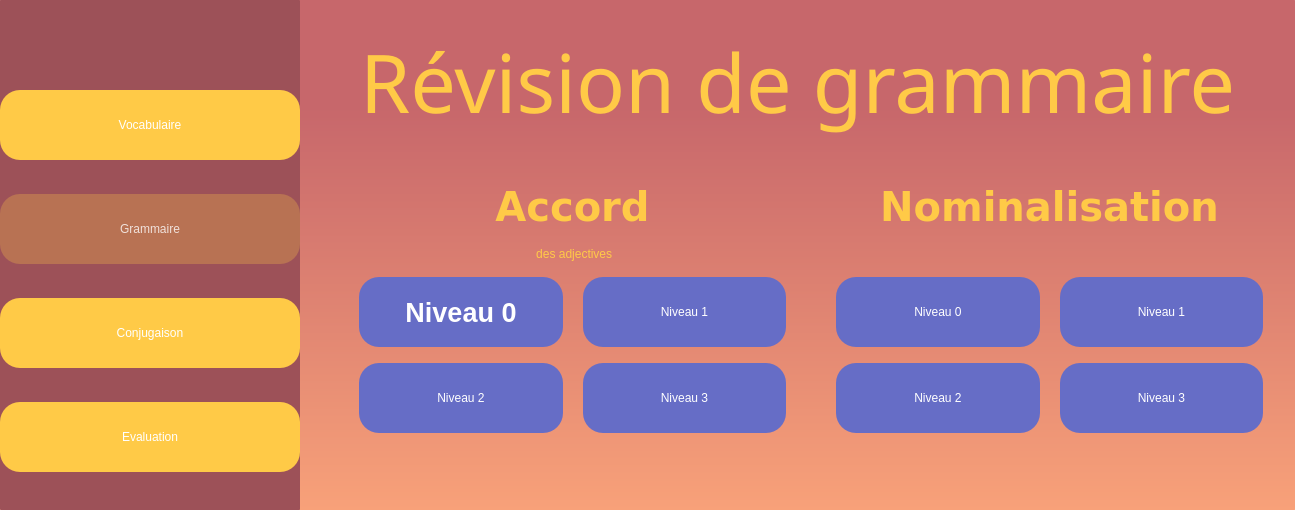
First picture: the form in Screens/Grammaire/grammaire_menuPage.ui, repository naderite/french-learn-app, before the edit.
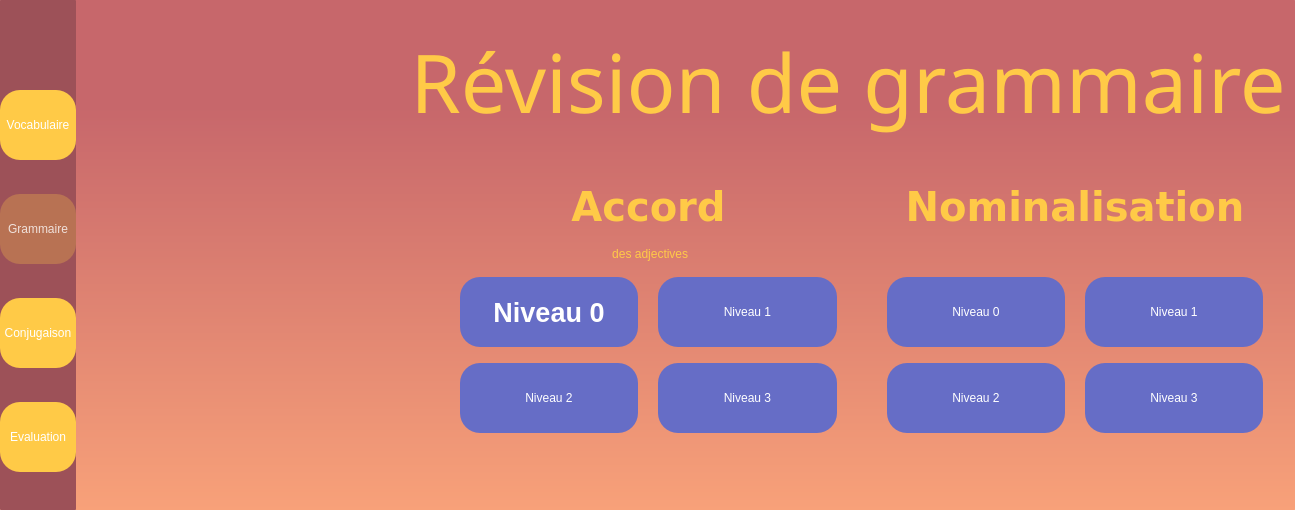
Second picture: the form after the edit.

```diff
--- a/Screens/Grammaire/grammaire_menuPage.ui
+++ b/Screens/Grammaire/grammaire_menuPage.ui
@@ -206,63 +206,7 @@
        <property name="topMargin">
         <number>26</number>
        </property>
-       <item row="0" column="0">
-        <widget class="QFrame" name="title_frame">
-         <property name="maximumSize">
-          <size>
-           <width>16777215</width>
-           <height>200</height>
-          </size>
-         </property>
-         <property name="styleSheet">
-          <string notr="true">background-color: rgba(255, 255, 255,0);</string>
-         </property>
-         <property name="frameShape">
-          <enum>QFrame::StyledPanel</enum>
-         </property>
-         <property name="frameShadow">
-          <enum>QFrame::Raised</enum>
-         </property>
-         <layout class="QGridLayout" name="gridLayout_2">
-          <property name="leftMargin">
-           <number>0</number>
-          </property>
-          <property name="topMargin">
-           <number>0</number>
-          </property>
-          <property name="rightMargin">
-           <number>0</number>
-          </property>
-          <property name="bottomMargin">
-           <number>0</number>
-          </property>
-          <property name="spacing">
-           <number>0</number>
-          </property>
-          <item row="0" column="0">
-           <widget class="QLabel" name="label">
-            <property name="font">
-             <font>
-              <family>Sitka Heading Semibold</family>
-              <pointsize>61</pointsize>
-             </font>
-            </property>
-            <property name="styleSheet">
-             <string notr="true">color:rgb(255, 202, 71);
-background-color: rgba(255, 255, 255,0);</string>
-            </property>
-            <property name="text">
-             <string>Révision de grammaire</string>
-            </property>
-            <property name="alignment">
-             <set>Qt::AlignCenter</set>
-            </property>
-           </widget>
-          </item>
-         </layout>
-        </widget>
-       </item>
-       <item row="1" column="0">
+       <item row="1" column="1">
         <widget class="QFrame" name="content_frame">
          <property name="styleSheet">
           <string notr="true">background-color: rgba(255, 255, 255,0);</string>
@@ -658,6 +602,75 @@
          </layout>
         </widget>
        </item>
+       <item row="0" column="1">
+        <widget class="QFrame" name="title_frame">
+         <property name="maximumSize">
+          <size>
+           <width>16777215</width>
+           <height>200</height>
+          </size>
+         </property>
+         <property name="styleSheet">
+          <string notr="true">background-color: rgba(255, 255, 255,0);</string>
+         </property>
+         <property name="frameShape">
+          <enum>QFrame::StyledPanel</enum>
+         </property>
+         <property name="frameShadow">
+          <enum>QFrame::Raised</enum>
+         </property>
+         <layout class="QGridLayout" name="gridLayout_2">
+          <property name="leftMargin">
+           <number>0</number>
+          </property>
+          <property name="topMargin">
+           <number>0</number>
+          </property>
+          <property name="rightMargin">
+           <number>0</number>
+          </property>
+          <property name="bottomMargin">
+           <number>0</number>
+          </property>
+          <property name="spacing">
+           <number>0</number>
+          </property>
+          <item row="0" column="0">
+           <widget class="QLabel" name="label">
+            <property name="font">
+             <font>
+              <family>Sitka Heading Semibold</family>
+              <pointsize>61</pointsize>
+             </font>
+            </property>
+            <property name="styleSheet">
+             <string notr="true">color:rgb(255, 202, 71);
+background-color: rgba(255, 255, 255,0);</string>
+            </property>
+            <property name="text">
+             <string>Révision de grammaire</string>
+            </property>
+            <property name="alignment">
+             <set>Qt::AlignCenter</set>
+            </property>
+           </widget>
+          </item>
+         </layout>
+        </widget>
+       </item>
+       <item row="1" column="0">
+        <spacer name="horizontalSpacer_2">
+         <property name="orientation">
+          <enum>Qt::Horizontal</enum>
+         </property>
+         <property name="sizeHint" stdset="0">
+          <size>
+           <width>40</width>
+           <height>20</height>
+          </size>
+         </property>
+        </spacer>
+       </item>
       </layout>
      </widget>
     </item>
```
